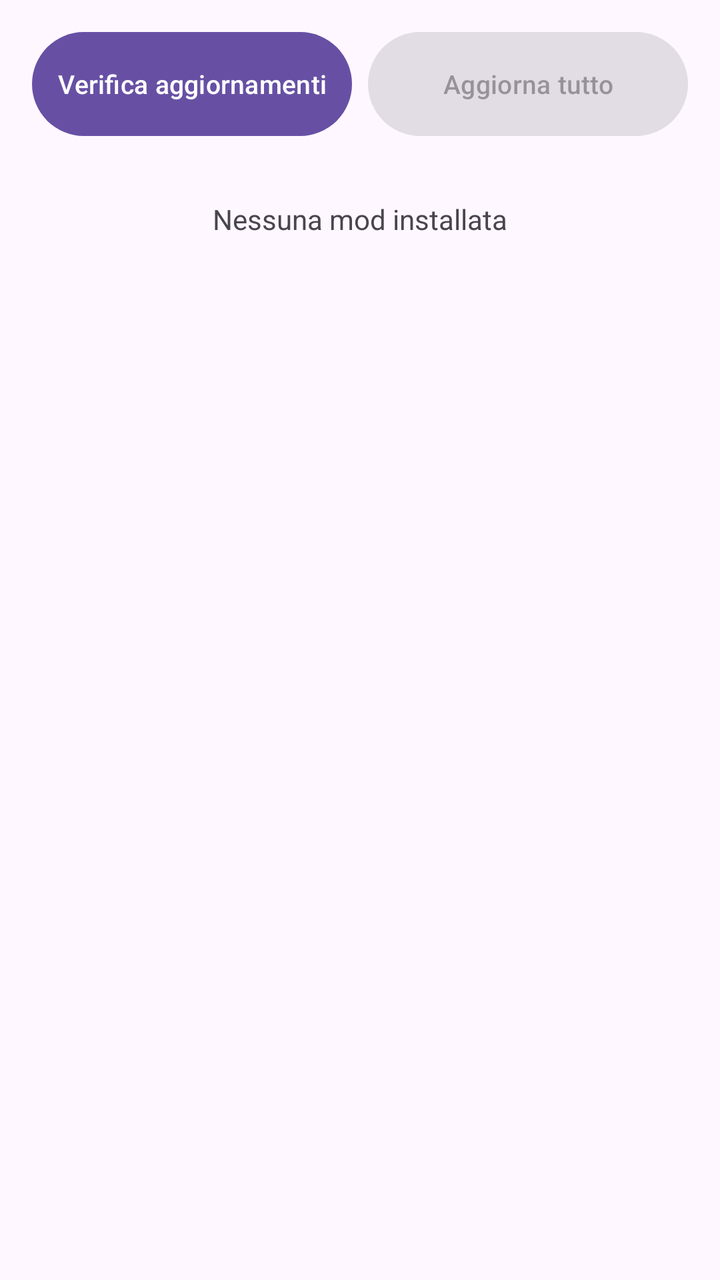
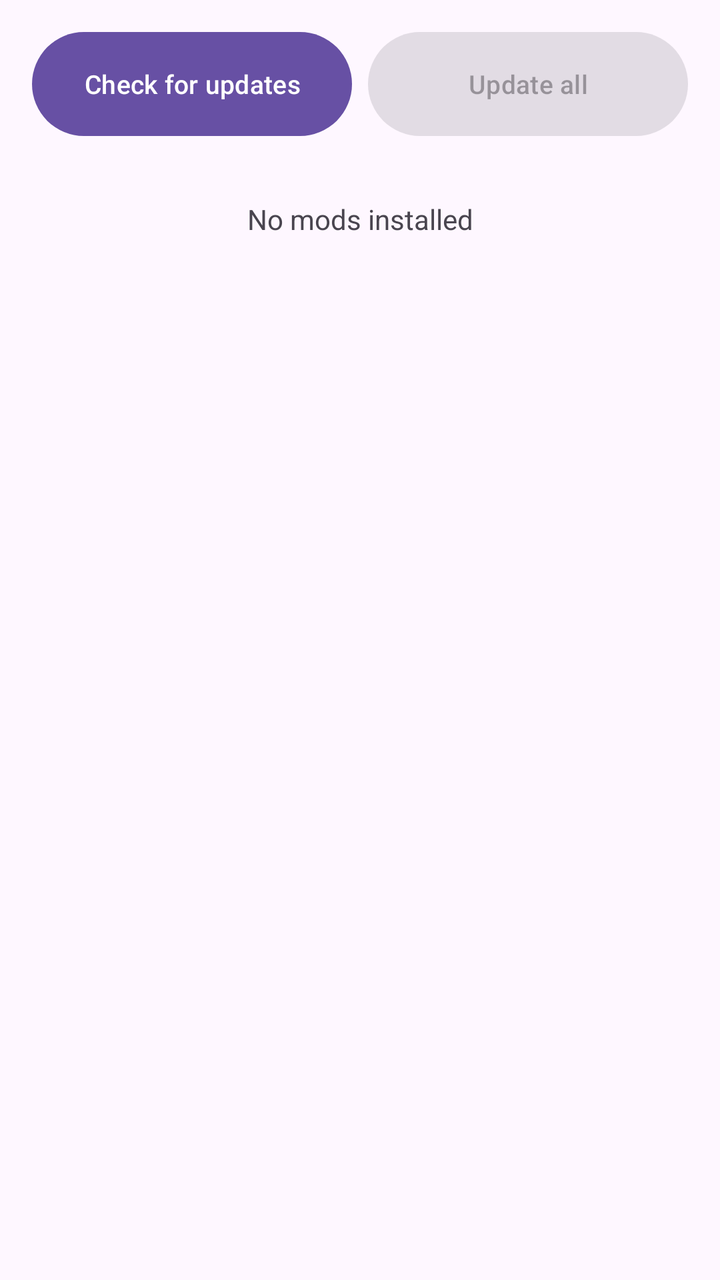

Screens rendered from an Android XML layout before and after an edit, with the pre-edit source and the edit as a unified diff.
<!-- AndroidManifest.xml: application theme Theme.Material3.DayNight -->
<!-- res/layout/activity_installed_mods.xml -->
<?xml version="1.0" encoding="utf-8"?>
<LinearLayout xmlns:android="http://schemas.android.com/apk/res/android"
    android:layout_width="match_parent"
    android:layout_height="match_parent"
    android:orientation="vertical"
    android:padding="16dp">

    <LinearLayout
        android:layout_width="match_parent"
        android:layout_height="wrap_content"
        android:orientation="horizontal"
        android:baselineAligned="false"
        android:gravity="center_vertical">

        <Button
            android:id="@+id/buttonCheckUpdates"
            android:layout_width="0dp"
            android:layout_height="52dp"
            android:layout_weight="1"
            android:layout_marginEnd="4dp"
            android:paddingStart="6dp"
            android:paddingEnd="6dp"
            android:insetTop="0dp"
            android:insetBottom="0dp"
            android:maxLines="1"
            android:ellipsize="end"
            android:textSize="13sp"
            android:gravity="center"
            android:text="Verifica aggiornamenti" />

        <Button
            android:id="@+id/buttonUpdateAll"
            android:layout_width="0dp"
            android:layout_height="52dp"
            android:layout_weight="1"
            android:layout_marginStart="4dp"
            android:paddingStart="6dp"
            android:paddingEnd="6dp"
            android:insetTop="0dp"
            android:insetBottom="0dp"
            android:maxLines="1"
            android:ellipsize="end"
            android:textSize="13sp"
            android:gravity="center"
            android:enabled="false"
            android:text="Aggiorna tutto" />

    </LinearLayout>

    <TextView
        android:id="@+id/textEmptyInstalled"
        android:layout_width="match_parent"
        android:layout_height="wrap_content"
        android:text="Nessuna mod installata"
        android:gravity="center"
        android:layout_marginTop="32dp" />

    <androidx.recyclerview.widget.RecyclerView
        android:id="@+id/recyclerInstalledMods"
        android:layout_width="match_parent"
        android:layout_height="0dp"
        android:layout_weight="1"
        android:layout_marginTop="8dp" />

</LinearLayout>
<!-- resources referenced by this layout -->
<resources>

</resources>

<!-- the commit's change to res/layout/activity_installed_mods.xml (unified diff, before → after) -->
@@ -26,7 +26,7 @@
             android:ellipsize="end"
             android:textSize="13sp"
             android:gravity="center"
-            android:text="Verifica aggiornamenti" />
+            android:text="@string/installed_button_check" />
 
         <Button
             android:id="@+id/buttonUpdateAll"
@@ -43,7 +43,7 @@
             android:textSize="13sp"
             android:gravity="center"
             android:enabled="false"
-            android:text="Aggiorna tutto" />
+            android:text="@string/installed_button_update_all" />
 
     </LinearLayout>
 
@@ -51,7 +51,7 @@
         android:id="@+id/textEmptyInstalled"
         android:layout_width="match_parent"
         android:layout_height="wrap_content"
-        android:text="Nessuna mod installata"
+        android:text="@string/installed_empty"
         android:gravity="center"
         android:layout_marginTop="32dp" />
 
<!-- resource entries referenced after the edit -->
@@ -1,5 +1,7 @@
 <!-- resources referenced by this layout -->
 <resources>
-
+  <string name="installed_button_check">Check for updates</string>
+  <string name="installed_button_update_all">Update all</string>
+  <string name="installed_empty">No mods installed</string>
 </resources>
 
